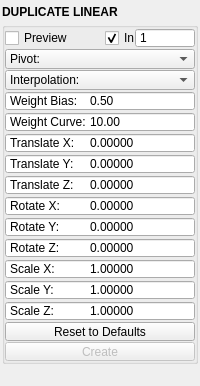
m3trik/mayatk, file mayatk/edit_utils/duplicate_linear.ui: the form before one commit.
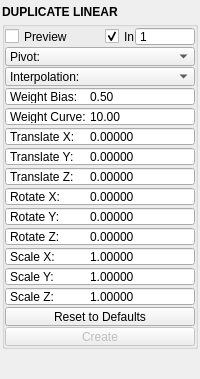
The form after the commit. Custom widgets are drawn as their Qt base class.

```diff
--- a/mayatk/edit_utils/duplicate_linear.ui
+++ b/mayatk/edit_utils/duplicate_linear.ui
@@ -55,13 +55,13 @@
         <property name="minimumSize">
          <size>
           <width>0</width>
-          <height>20</height>
+          <height>19</height>
          </size>
         </property>
         <property name="maximumSize">
          <size>
           <width>16777215</width>
-          <height>20</height>
+          <height>19</height>
          </size>
         </property>
         <property name="font">
@@ -104,13 +104,13 @@
            <property name="minimumSize">
             <size>
              <width>0</width>
-             <height>20</height>
+             <height>19</height>
             </size>
            </property>
            <property name="maximumSize">
             <size>
              <width>16777215</width>
-             <height>20</height>
+             <height>19</height>
             </size>
            </property>
            <property name="toolTip">
@@ -191,13 +191,13 @@
            <property name="minimumSize">
             <size>
              <width>0</width>
-             <height>20</height>
+             <height>19</height>
             </size>
            </property>
            <property name="maximumSize">
             <size>
              <width>16777215</width>
-             <height>20</height>
+             <height>19</height>
             </size>
            </property>
            <property name="toolTip">
@@ -231,13 +231,13 @@
            <property name="minimumSize">
             <size>
              <width>0</width>
-             <height>20</height>
+             <height>19</height>
             </size>
            </property>
            <property name="maximumSize">
             <size>
              <width>16777215</width>
-             <height>20</height>
+             <height>19</height>
             </size>
            </property>
            <property name="toolTip">
@@ -271,13 +271,13 @@
            <property name="minimumSize">
             <size>
              <width>0</width>
-             <height>20</height>
+             <height>19</height>
             </size>
            </property>
            <property name="maximumSize">
             <size>
              <width>16777215</width>
-             <height>20</height>
+             <height>19</height>
             </size>
            </property>
            <property name="toolTip">
@@ -311,13 +311,13 @@
            <property name="minimumSize">
             <size>
              <width>0</width>
-             <height>20</height>
+             <height>19</height>
             </size>
            </property>
            <property name="maximumSize">
             <size>
              <width>16777215</width>
-             <height>20</height>
+             <height>19</height>
             </size>
            </property>
            <property name="toolTip">
@@ -351,13 +351,13 @@
            <property name="minimumSize">
             <size>
              <width>0</width>
-             <height>20</height>
+             <height>19</height>
             </size>
            </property>
            <property name="maximumSize">
             <size>
              <width>16777215</width>
-             <height>20</height>
+             <height>19</height>
             </size>
            </property>
            <property name="toolTip">
@@ -396,13 +396,13 @@
              <property name="minimumSize">
               <size>
                <width>0</width>
-               <height>20</height>
+               <height>19</height>
               </size>
              </property>
              <property name="maximumSize">
               <size>
                <width>16777215</width>
-               <height>20</height>
+               <height>19</height>
               </size>
              </property>
              <property name="toolTip">
@@ -427,13 +427,13 @@
              <property name="minimumSize">
               <size>
                <width>0</width>
-               <height>20</height>
+               <height>19</height>
               </size>
              </property>
              <property name="maximumSize">
               <size>
                <width>30</width>
-               <height>20</height>
+               <height>19</height>
               </size>
              </property>
              <property name="toolTip">
@@ -461,13 +461,13 @@
              <property name="minimumSize">
               <size>
                <width>0</width>
-               <height>20</height>
+               <height>19</height>
               </size>
              </property>
              <property name="maximumSize">
               <size>
                <width>60</width>
-               <height>20</height>
+               <height>19</height>
               </size>
              </property>
              <property name="toolTip">
@@ -494,13 +494,13 @@
            <property name="minimumSize">
             <size>
              <width>0</width>
-             <height>20</height>
+             <height>19</height>
             </size>
            </property>
            <property name="maximumSize">
             <size>
              <width>16777215</width>
-             <height>20</height>
+             <height>19</height>
             </size>
            </property>
            <property name="toolTip">
@@ -534,13 +534,13 @@
            <property name="minimumSize">
             <size>
              <width>0</width>
-             <height>20</height>
+             <height>19</height>
             </size>
            </property>
            <property name="maximumSize">
             <size>
              <width>16777215</width>
-             <height>20</height>
+             <height>19</height>
             </size>
            </property>
            <property name="toolTip">
@@ -574,13 +574,13 @@
            <property name="minimumSize">
             <size>
              <width>0</width>
-             <height>20</height>
+             <height>19</height>
             </size>
            </property>
            <property name="maximumSize">
             <size>
              <width>16777215</width>
-             <height>20</height>
+             <height>19</height>
             </size>
            </property>
            <property name="toolTip">
@@ -610,13 +610,13 @@
            <property name="minimumSize">
             <size>
              <width>0</width>
-             <height>20</height>
+             <height>19</height>
             </size>
            </property>
            <property name="maximumSize">
             <size>
              <width>16777215</width>
-             <height>20</height>
+             <height>19</height>
             </size>
            </property>
            <property name="toolTip">
@@ -650,13 +650,13 @@
            <property name="minimumSize">
             <size>
              <width>0</width>
-             <height>20</height>
+             <height>19</height>
             </size>
            </property>
            <property name="maximumSize">
             <size>
              <width>16777215</width>
-             <height>20</height>
+             <height>19</height>
             </size>
            </property>
            <property name="toolTip">
@@ -690,13 +690,13 @@
            <property name="minimumSize">
             <size>
              <width>0</width>
-             <height>20</height>
+             <height>19</height>
             </size>
            </property>
            <property name="maximumSize">
             <size>
              <width>16777215</width>
-             <height>20</height>
+             <height>19</height>
             </size>
            </property>
            <property name="toolTip">
@@ -730,13 +730,13 @@
            <property name="minimumSize">
             <size>
              <width>0</width>
-             <height>20</height>
+             <height>19</height>
             </size>
            </property>
            <property name="maximumSize">
             <size>
              <width>16777215</width>
-             <height>20</height>
+             <height>19</height>
             </size>
            </property>
            <property name="toolTip">
@@ -813,13 +813,13 @@
         <property name="minimumSize">
          <size>
           <width>0</width>
-          <height>20</height>
+          <height>19</height>
          </size>
         </property>
         <property name="maximumSize">
          <size>
           <width>16777215</width>
-          <height>20</height>
+          <height>19</height>
          </size>
         </property>
        </widget>
```
